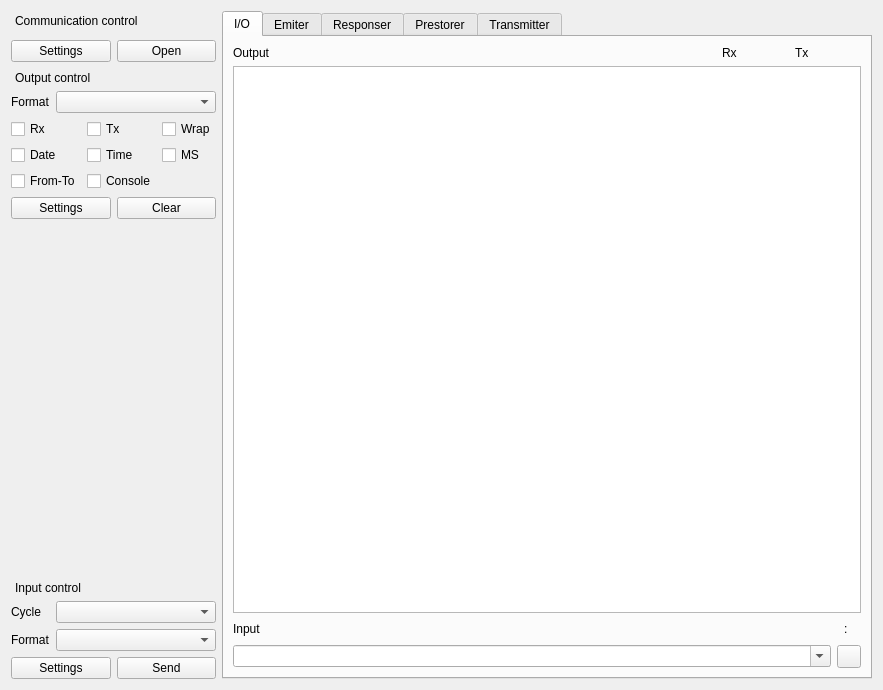
The window that Source/ToolBox/ToolBoxUI/xToolsToolBoxUi.ui (x-tools-author/x-tools) describes before a commit, drawn with Qt 5.
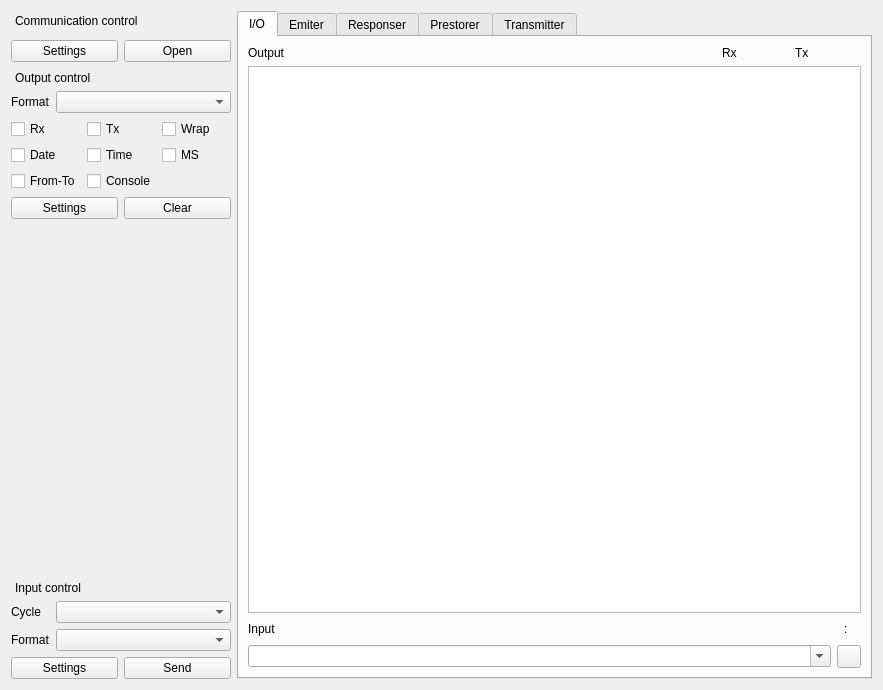
The same window after the commit. Custom widgets are drawn as their Qt base class.

Commit message: chore: change the default size

```diff
--- a/Source/ToolBox/ToolBoxUI/xToolsToolBoxUi.ui
+++ b/Source/ToolBox/ToolBoxUI/xToolsToolBoxUi.ui
@@ -24,7 +24,7 @@
     <widget class="QWidget" name="widgetControl" native="true">
      <property name="minimumSize">
       <size>
-       <width>200</width>
+       <width>220</width>
        <height>0</height>
       </size>
      </property>
```
